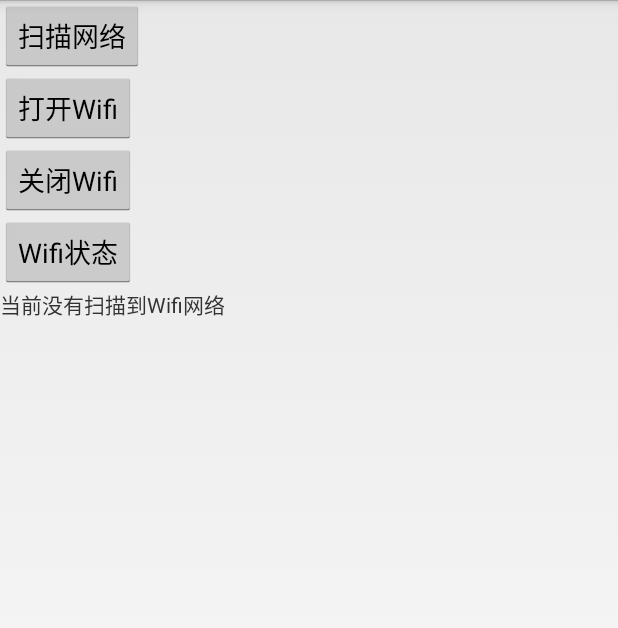
After one commit to FioneraGH/AndroidDemo, an Android app: the WifiBlueNFCActivity screen opened directly, with no data from a screen before it, on a phone screen of 412 x 824 dp. The commit adds this screen. Shown: the top 628 px of the screen. Run offline under Robolectric (Android 15) with nearby library versions, the phone set to English and light mode, and no system bars.

Commit message:
add wifi&bluetooth&nfc operate activity and wifi method.

```diff
--- /dev/null
+++ b/app/src/main/java/com/fionera/wechatdemo/extra/WifiBlueNFCActivity.java
@@ -0,0 +1,86 @@
+package com.fionera.wechatdemo.extra;
+
+import android.app.Activity;
+import android.net.wifi.ScanResult;
+import android.os.Bundle;
+import android.view.Menu;
+import android.view.MenuItem;
+import android.view.View;
+import android.widget.Button;
+import android.widget.TextView;
+import android.widget.Toast;
+
+import com.fionera.wechatdemo.R;
+import com.fionera.wechatdemo.util.WifiAdmin;
+
+import java.util.List;
+
+public class WifiBlueNFCActivity extends Activity {
+
+    private TextView networkResult;
+    private Button scan;
+    private Button start;
+    private Button stop;
+    private Button check;
+    private WifiAdmin wifiAdmin;
+
+    // 扫描结果列表
+    private List<ScanResult> list;
+    private ScanResult mScanResult;
+    private StringBuffer sb = new StringBuffer();
+
+    @Override
+    public void onCreate(Bundle savedInstanceState) {
+        super.onCreate(savedInstanceState);
+        setContentView(R.layout.activity_wifi_blue_nfc);
+        wifiAdmin = new WifiAdmin(WifiBlueNFCActivity.this);
+        networkResult = (TextView) findViewById(R.id.tv_wifi_state);
+        scan = (Button) findViewById(R.id.btn_wifi_scan);
+        start = (Button) findViewById(R.id.btn_wifi_start);
+        stop = (Button) findViewById(R.id.btn_wifi_stop);
+        check = (Button) findViewById(R.id.btn_wifi_check);
+        scan.setOnClickListener(new MyListener());
+        start.setOnClickListener(new MyListener());
+        stop.setOnClickListener(new MyListener());
+        check.setOnClickListener(new MyListener());
+    }
+
+    private class MyListener implements View.OnClickListener {
+
+        @Override
+        public void onClick(View v) {
+            switch (v.getId()) {
+                case R.id.btn_wifi_scan://扫描网络
+                    getAllNetWorkList();
+                    break;
+                case R.id.btn_wifi_start://打开Wifi
+                    wifiAdmin.openWifi();
+                    break;
+                case R.id.btn_wifi_stop://关闭Wifi
+                    wifiAdmin.closeWifi();
+                    break;
+                case R.id.btn_wifi_check://Wifi状态
+                    Toast.makeText(WifiBlueNFCActivity.this, "State:" + wifiAdmin.checkState() + "\nInfo:" + wifiAdmin.getWifiInfo(), Toast.LENGTH_SHORT).show();
+                    break;
+            }
+        }
+
+    }
+
+    public void getAllNetWorkList() {
+        // 每次点击扫描之前清空上一次的扫描结果
+        if (sb != null) {
+            sb = new StringBuffer();
+        }
+        //开始扫描网络
+        wifiAdmin.startScan();
+        list = wifiAdmin.getWifiList();
+        if (list != null) {
+            for (int i = 0; i < list.size(); i++) {
+                mScanResult = list.get(i);
+                sb = sb.append(mScanResult.SSID).append("\n\n");
+            }
+            networkResult.setText(sb.toString());
+        }
+    }
+}
--- /dev/null
+++ b/app/src/main/java/com/fionera/wechatdemo/util/WifiAdmin.java
@@ -0,0 +1,76 @@
+package com.fionera.wechatdemo.util;
+
+/**
+ * Created by fionera on 15-8-5.
+ */
+
+
+import android.content.Context;
+import android.net.wifi.ScanResult;
+import android.net.wifi.WifiConfiguration;
+import android.net.wifi.WifiInfo;
+import android.net.wifi.WifiManager;
+import android.net.wifi.WifiManager.WifiLock;
+
+import java.util.List;
+
+public class WifiAdmin {
+    //定义一个WifiManager对象
+    private WifiManager mWifiManager;
+    //定义一个WifiInfo对象
+    private WifiInfo mWifiInfo;
+    //扫描出的网络连接列表
+    private List<ScanResult> mWifiList;
+    //网络连接列表
+    private List<WifiConfiguration> mWifiConfigurations;
+    WifiLock mWifiLock;
+
+    public WifiAdmin(Context context) {
+        //取得WifiManager对象
+        mWifiManager = (WifiManager) context.getSystemService(Context.WIFI_SERVICE);
+        //取得WifiInfo对象
+        mWifiInfo = mWifiManager.getConnectionInfo();
+    }
+
+    //打开wifi
+    public void openWifi() {
+        if (!mWifiManager.isWifiEnabled()) {
+            mWifiManager.setWifiEnabled(true);
+        }
+    }
+
+    //关闭wifi
+    public void closeWifi() {
+        if (mWifiManager.isWifiEnabled()) {
+            mWifiManager.setWifiEnabled(false);
+        }
+    }
+
+    // 检查当前wifi状态
+    public int checkState() {
+        return mWifiManager.getWifiState();
+    }
+
+    //得到配置好的网络
+    public List<WifiConfiguration> getConfiguration() {
+        return mWifiConfigurations;
+    }
+
+    public void startScan() {
+        mWifiManager.startScan();
+        //得到扫描结果
+        mWifiList = mWifiManager.getScanResults();
+        //得到配置好的网络连接
+        mWifiConfigurations = mWifiManager.getConfiguredNetworks();
+    }
+
+    //得到网络列表
+    public List<ScanResult> getWifiList() {
+        return mWifiList;
+    }
+
+    //得到wifiInfo的所有信息
+    public String getWifiInfo() {
+        return (mWifiInfo == null) ? "NULL" : mWifiInfo.toString();
+    }
+}
--- /dev/null
+++ b/app/src/main/res/layout/activity_wifi_blue_nfc.xml
@@ -0,0 +1,38 @@
+<?xml version="1.0" encoding="utf-8"?>
+
+<LinearLayout xmlns:android="http://schemas.android.com/apk/res/android"
+    android:layout_width="match_parent"
+    android:layout_height="match_parent"
+    android:orientation="vertical">
+
+    <Button
+        android:id="@+id/btn_wifi_scan"
+        android:layout_width="wrap_content"
+        android:layout_height="wrap_content"
+        android:text="扫描网络" />
+
+    <Button
+        android:id="@+id/btn_wifi_start"
+        android:layout_width="wrap_content"
+        android:layout_height="wrap_content"
+        android:text="打开Wifi" />
+
+    <Button
+        android:id="@+id/btn_wifi_stop"
+        android:layout_width="wrap_content"
+        android:layout_height="wrap_content"
+        android:text="关闭Wifi" />
+
+    <Button
+        android:id="@+id/btn_wifi_check"
+        android:layout_width="wrap_content"
+        android:layout_height="wrap_content"
+        android:text="Wifi状态" />
+
+    <TextView
+        android:id="@+id/tv_wifi_state"
+        android:layout_width="match_parent"
+        android:layout_height="wrap_content"
+        android:text="当前没有扫描到Wifi网络" />
+
+</LinearLayout>
--- a/app/src/main/res/values/strings.xml
+++ b/app/src/main/res/values/strings.xml
@@ -142,4 +142,5 @@
     <string name="wifi_ssid_label">Network Name</string>
     <string name="wifi_type_label">Type</string>
     <string name="zxing_url">http://code.google.com/p/zxing</string>
+    <string name="title_activity_wifi_blue_nfc">WifiBlueNFCActivity</string>
 </resources>
```
Also changed, not shown: app/src/main/AndroidManifest.xml (+8 -5 lines), app/src/main/java/com/fionera/wechatdemo/ExtraActivity.java (+12 -0 lines).
